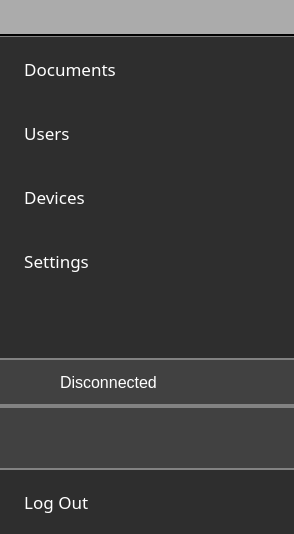
Qt form parsec/core/gui/forms/menu_widget.ui (Scille/parsec-cloud) before a commit.
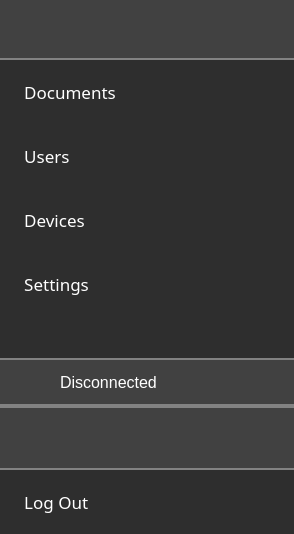
The same form after that commit. Icons and pictures are not drawn.

Commit message: [GUI] Fixed menu colors and icon

```diff
--- a/parsec/core/gui/forms/menu_widget.ui
+++ b/parsec/core/gui/forms/menu_widget.ui
@@ -56,7 +56,7 @@
 {
 background-color: rgb(116, 116, 116);
 border: 0;
-border-right: 16px solid rgb(217, 217, 217);
+border-right: 12px solid rgb(217, 217, 217);
 }</string>
      </property>
      <layout class="QVBoxLayout" name="verticalLayout_8">
@@ -82,10 +82,17 @@
         </property>
         <item>
          <widget class="QWidget" name="widget_3" native="true">
+          <property name="minimumSize">
+           <size>
+            <width>0</width>
+            <height>60</height>
+           </size>
+          </property>
           <property name="styleSheet">
            <string notr="true">QWidget#widget_3
 {
-background-color: rgb(171, 171, 171);
+background-color: rgb(65, 65, 65);
+border-bottom: 2px solid rgb(130, 130, 130);
 }</string>
           </property>
           <layout class="QHBoxLayout" name="horizontalLayout_3">
@@ -106,10 +113,16 @@
            </property>
            <item>
             <widget class="QLabel" name="label">
+             <property name="minimumSize">
+              <size>
+               <width>210</width>
+               <height>32</height>
+              </size>
+             </property>
              <property name="maximumSize">
               <size>
-               <width>80000</width>
-               <height>80000</height>
+               <width>210</width>
+               <height>32</height>
               </size>
              </property>
              <property name="text">
@@ -129,25 +142,6 @@
           </layout>
          </widget>
         </item>
-        <item>
-         <widget class="Line" name="line">
-          <property name="styleSheet">
-           <string notr="true">background-color: rgb(130, 130, 130);</string>
-          </property>
-          <property name="frameShadow">
-           <enum>QFrame::Plain</enum>
-          </property>
-          <property name="lineWidth">
-           <number>2</number>
-          </property>
-          <property name="midLineWidth">
-           <number>2</number>
-          </property>
-          <property name="orientation">
-           <enum>Qt::Horizontal</enum>
-          </property>
-         </widget>
-        </item>
         <item>
          <widget class="QPushButton" name="button_files">
           <property name="enabled">
```
Left out of the diff: 4 changed lines with no effect on the pictures.
